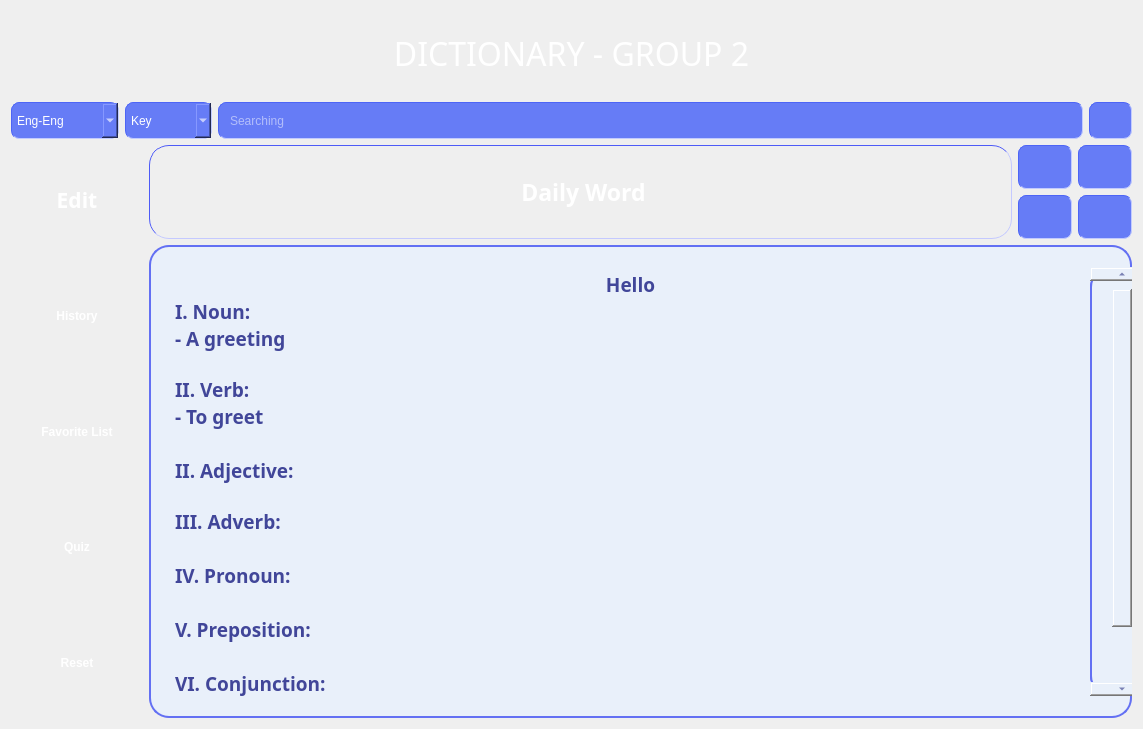
Before: the Qt Designer form homescreen.ui in OHonSam/CS163_Group2_Dictionary, drawn with Qt 5.
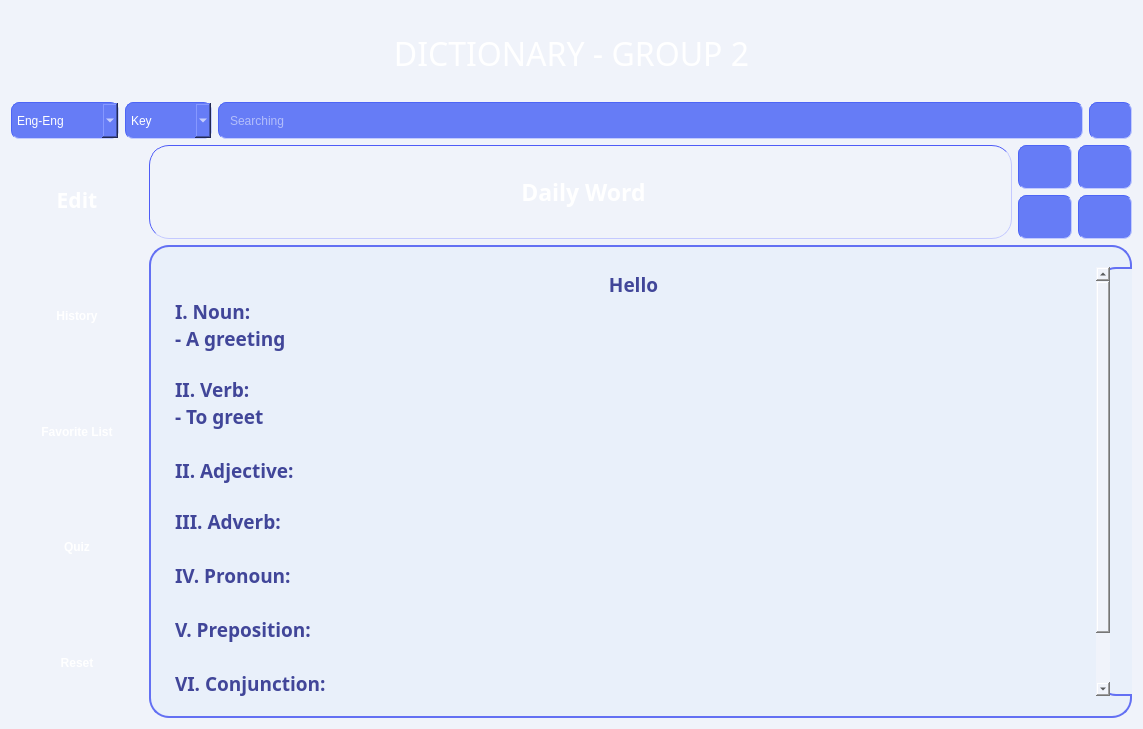
After: the same form once the commit is applied. Icons and pictures are not drawn.

The edit to the form file:
```diff
--- a/homescreen.ui
+++ b/homescreen.ui
@@ -13,6 +13,9 @@
   <property name="windowTitle">
    <string>Form</string>
   </property>
+  <property name="styleSheet">
+   <string notr="true">background-color: rgb(240, 243, 250);</string>
+  </property>
   <layout class="QGridLayout" name="gridLayout">
    <item row="0" column="0" colspan="2">
     <widget class="QLabel" name="title">
```
